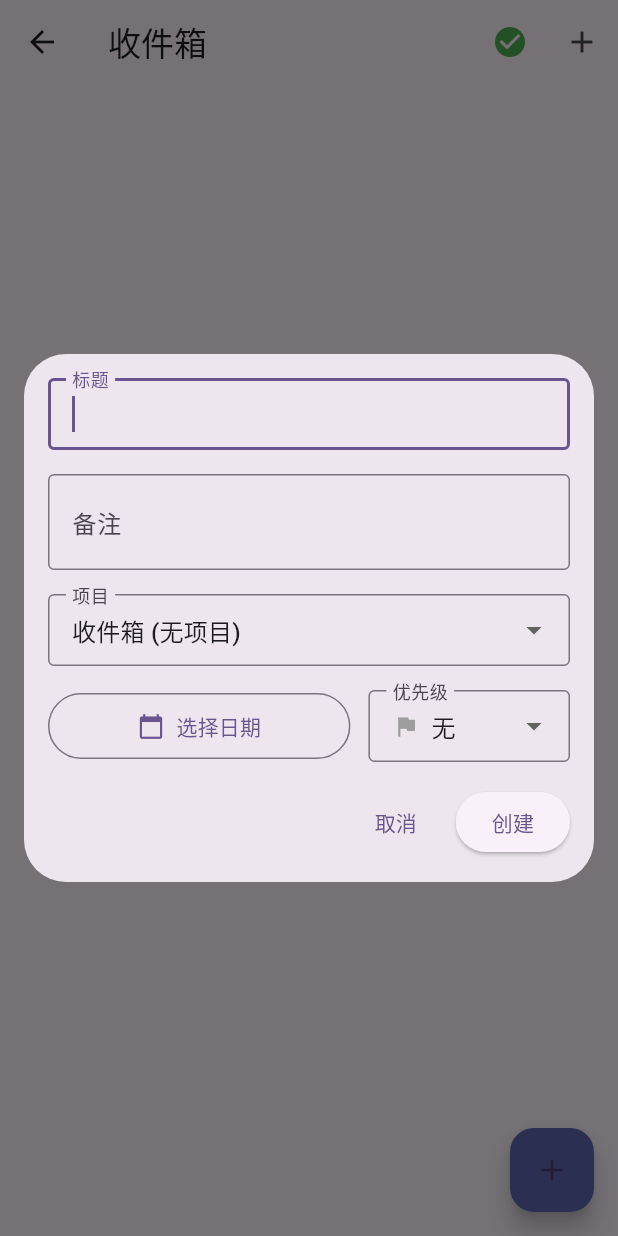
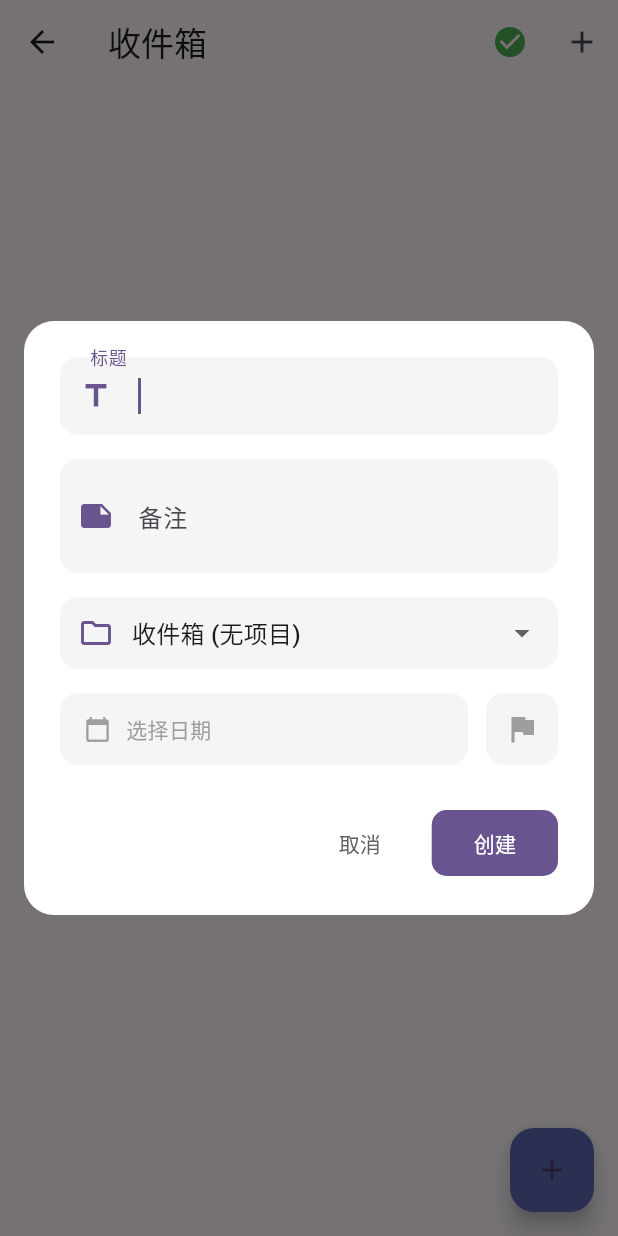
Before and after one commit to MOVING2014/GTD4, a Flutter app: the InboxScreen screen opened directly, after a tap on the "check circle outline" icon, after a tap on the "add" icon, on a phone screen of 412 x 824 dp. Run offline on Flutter 3.47's test engine with Material 3 defaults, Android fonts, the phone set to English and light mode, and no system bars; our stand-ins replace flutter_slidable, table_calendar.

Commit message:
添加任务这部分也搞定

```diff
--- a/lib/widgets/add_task_dialog.dart
+++ b/lib/widgets/add_task_dialog.dart
@@ -130,12 +130,21 @@ class _AddTaskDialogState extends State<AddTaskDialog> {
   Widget build(BuildContext context) {
     final projectProvider = Provider.of<ProjectProvider>(context);
     final List<Project> projects = projectProvider.allProjects;
+    final colorScheme = Theme.of(context).colorScheme;
+
+    // 简化优先级处理 - 只判断是"无"还是"有"
+    bool hasPriority = _priority != TaskPriority.none;
 
     return Dialog(
+      shape: RoundedRectangleBorder(
+        borderRadius: BorderRadius.circular(20.0),
+      ),
+      elevation: 8,
+      backgroundColor: Colors.white,
       insetPadding: const EdgeInsets.symmetric(horizontal: 16.0, vertical: 24.0),
       child: Container(
         width: MediaQuery.of(context).size.width * 0.95, // 增加弹窗宽度
-        padding: const EdgeInsets.all(16.0),
+        padding: const EdgeInsets.all(24.0),
         child: SingleChildScrollView(
           child: Form(
             key: _formKey,
@@ -146,10 +155,25 @@ class _AddTaskDialogState extends State<AddTaskDialog> {
                 // 标题
                 TextFormField(
                   controller: _titleController,
-                  decoration: const InputDecoration(
+                  decoration: InputDecoration(
                     labelText: '标题',
-                    border: OutlineInputBorder(),
-                    contentPadding: EdgeInsets.symmetric(horizontal: 12.0, vertical: 8.0), // 减小行高
+                    floatingLabelBehavior: FloatingLabelBehavior.auto,
+                    border: OutlineInputBorder(
+                      borderRadius: BorderRadius.circular(12.0),
+                      borderSide: BorderSide.none,
+                    ),
+                    enabledBorder: OutlineInputBorder(
+                      borderRadius: BorderRadius.circular(12.0),
+                      borderSide: BorderSide.none,
+                    ),
+                    focusedBorder: OutlineInputBorder(
+                      borderRadius: BorderRadius.circular(12.0),
+                      borderSide: BorderSide.none,
+                    ),
+                    filled: true,
+                    fillColor: Colors.grey.withOpacity(0.1),
+                    contentPadding: const EdgeInsets.symmetric(horizontal: 16.0, vertical: 14.0),
+                    prefixIcon: Icon(Icons.title, color: colorScheme.primary),
                   ),
                   validator: (value) {
                     if (value == null || value.isEmpty) {
@@ -165,10 +189,25 @@ class _AddTaskDialogState extends State<AddTaskDialog> {
                 // 备注
                 TextFormField(
                   controller: _notesController,
-                  decoration: const InputDecoration(
+                  decoration: InputDecoration(
                     labelText: '备注',
-                    border: OutlineInputBorder(),
-                    contentPadding: EdgeInsets.symmetric(horizontal: 12.0, vertical: 8.0), // 减小行高
+                    floatingLabelBehavior: FloatingLabelBehavior.auto,
+                    border: OutlineInputBorder(
+                      borderRadius: BorderRadius.circular(12.0),
+                      borderSide: BorderSide.none,
+                    ),
+                    enabledBorder: OutlineInputBorder(
+                      borderRadius: BorderRadius.circular(12.0),
+                      borderSide: BorderSide.none,
+                    ),
+                    focusedBorder: OutlineInputBorder(
+                      borderRadius: BorderRadius.circular(12.0),
+                      borderSide: BorderSide.none,
+                    ),
+                    filled: true,
+                    fillColor: Colors.grey.withOpacity(0.1),
+                    contentPadding: const EdgeInsets.symmetric(horizontal: 16.0, vertical: 14.0),
+                    prefixIcon: Icon(Icons.note, color: colorScheme.primary),
                   ),
                   maxLines: 2,
                 ),
@@ -176,13 +215,23 @@ class _AddTaskDialogState extends State<AddTaskDialog> {
                 const SizedBox(height: 16),
 
                 // 项目选择
-                DropdownButtonFormField<String?>(
+                Container(
+                  decoration: BoxDecoration(
+                    color: Colors.grey.withOpacity(0.1),
+                    borderRadius: BorderRadius.circular(12.0),
+                  ),
+                  padding: const EdgeInsets.symmetric(horizontal: 12.0),
+                  child: Row(
+                    children: [
+                      Icon(Icons.folder_outlined, color: colorScheme.primary),
+                      const SizedBox(width: 12),
+                      Expanded(
+                        child: DropdownButtonHideUnderline(
+                          child: DropdownButton<String?>(
                             value: _selectedProjectId,
-                  decoration: const InputDecoration(
-                    labelText: '项目',
-                    border: OutlineInputBorder(),
-                    contentPadding: EdgeInsets.symmetric(horizontal: 12.0, vertical: 4.0), // 减小行高
-                  ),
+                            isExpanded: true,
+                            icon: const Icon(Icons.arrow_drop_down),
+                            hint: const Text('选择项目'),
                             items: [
                               const DropdownMenuItem<String?>(
                                 value: null,
@@ -200,6 +249,12 @@ class _AddTaskDialogState extends State<AddTaskDialog> {
                                 _selectedProjectId = newValue;
                               });
                             },
+                            dropdownColor: Colors.white,
+                          ),
+                        ),
+                      ),
+                    ],
+                  ),
                 ),
 
                 const SizedBox(height: 16),
@@ -209,88 +264,77 @@ class _AddTaskDialogState extends State<AddTaskDialog> {
                   children: [
                     // 日期选择器
                     Expanded(
-                      flex: 3,
-                      child: OutlinedButton.icon(
-                        onPressed: () => _selectDate(context),
-                        icon: const Icon(Icons.calendar_today, size: 18),
-                        label: Text(_dueDate == null
+                      flex: 4,  // 增加日期选择器的空间
+                      child: InkWell(
+                        onTap: () => _selectDate(context),
+                        borderRadius: BorderRadius.circular(12),
+                        child: Container(
+                          padding: const EdgeInsets.symmetric(vertical: 14, horizontal: 16),
+                          decoration: BoxDecoration(
+                            color: Colors.grey.withOpacity(0.1),
+                            borderRadius: BorderRadius.circular(12),
+                          ),
+                          child: Row(
+                            children: [
+                              Icon(Icons.calendar_today,
+                                size: 18,
+                                color: _dueDate != null ? colorScheme.primary : Colors.grey
+                              ),
+                              const SizedBox(width: 10),
+                              Expanded(
+                                child: Text(
+                                  _dueDate == null
                                     ? '选择日期'
-                          : '${_dueDate!.year}/${_dueDate!.month}/${_dueDate!.day}'),
-                        style: OutlinedButton.styleFrom(
-                          padding: const EdgeInsets.symmetric(vertical: 12),
+                                    : '${_dueDate!.year}/${_dueDate!.month}/${_dueDate!.day}',
+                                  style: TextStyle(
+                                    color: _dueDate != null ? Colors.black87 : Colors.grey,
                                   ),
+                                  overflow: TextOverflow.ellipsis,
                                 ),
                               ),
                               if (_dueDate != null)
-                      IconButton(
-                        icon: const Icon(Icons.clear, size: 18),
-                        padding: EdgeInsets.zero,
-                        constraints: const BoxConstraints(),
-                        onPressed: () {
+                                InkWell(
+                                  onTap: () {
                                     setState(() {
                                       _dueDate = null;
                                     });
                                   },
+                                  child: const Icon(Icons.clear, size: 16, color: Colors.grey),
+                                ),
+                            ],
+                          ),
+                        ),
+                      ),
                     ),
                     const SizedBox(width: 12),
-                    // 优先级选择（下拉式）
-                    Expanded(
-                      flex: 2,
-                      child: DropdownButtonFormField<TaskPriority>(
-                        value: _priority,
-                        decoration: const InputDecoration(
-                          labelText: '优先级',
-                          border: OutlineInputBorder(),
-                          contentPadding: EdgeInsets.symmetric(horizontal: 12.0, vertical: 4.0),
+                    // 极简化的优先级选择 - 只有图标按钮
+                    GestureDetector(
+                      onTap: () {
+                        setState(() {
+                          // 切换优先级状态
+                          _priority = hasPriority ? TaskPriority.none : TaskPriority.medium;
+                        });
+                      },
+                      child: Container(
+                        width: 48,  // 固定宽度
+                        height: 48,  // 固定高度
+                        decoration: BoxDecoration(
+                          color: Colors.grey.withOpacity(0.1),
+                          borderRadius: BorderRadius.circular(12),
                         ),
-                        items: TaskPriority.values.map((priority) {
-                          String label;
-                          Color color;
-
-                          switch (priority) {
-                            case TaskPriority.high:
-                              label = '高';
-                              color = Colors.red;
-                              break;
-                            case TaskPriority.medium:
-                              label = '中';
-                              color = Colors.orange;
-                              break;
-                            case TaskPriority.low:
-                              label = '低';
-                              color = Colors.blue;
-                              break;
-                            case TaskPriority.none:
-                            default:
-                              label = '无';
-                              color = Colors.grey;
-                              break;
-                          }
-
-                          return DropdownMenuItem<TaskPriority>(
-                            value: priority,
-                            child: Row(
-                              children: [
-                                Icon(Icons.flag, color: color, size: 18),
-                                const SizedBox(width: 8),
-                                Text(label),
-                              ],
+                        child: Center(
+                          child: Icon(
+                            Icons.flag,
+                            color: hasPriority ? Colors.orange : Colors.grey,
+                            size: 24,
                           ),
-                          );
-                        }).toList(),
-                        onChanged: (newValue) {
-                          if (newValue != null) {
-                            setState(() {
-                              _priority = newValue;
-                            });
-                          }
-                        },
+                        ),
                       ),
                     ),
                   ],
                 ),
 
-                const SizedBox(height: 16),
+                const SizedBox(height: 28),
 
                 // 按钮行
                 Row(
@@ -298,11 +342,27 @@ class _AddTaskDialogState extends State<AddTaskDialog> {
                   children: [
                     TextButton(
                       onPressed: () => Navigator.of(context).pop(false),
+                      style: TextButton.styleFrom(
+                        padding: const EdgeInsets.symmetric(horizontal: 16, vertical: 12),
+                        shape: RoundedRectangleBorder(
+                          borderRadius: BorderRadius.circular(10),
+                        ),
+                        foregroundColor: Colors.grey[700],
+                      ),
                       child: const Text('取消'),
                     ),
-                    const SizedBox(width: 8),
+                    const SizedBox(width: 16),
                     ElevatedButton(
                       onPressed: _saveTask,
+                      style: ElevatedButton.styleFrom(
+                        backgroundColor: colorScheme.primary,
+                        foregroundColor: Colors.white,
+                        padding: const EdgeInsets.symmetric(horizontal: 28, vertical: 12),
+                        shape: RoundedRectangleBorder(
+                          borderRadius: BorderRadius.circular(10),
+                        ),
+                        elevation: 0,
+                      ),
                       child: Text(_isEditing ? '更新' : '创建'),
                     ),
                   ],
```
Lines whose indentation alone changed are shown as unchanged.
